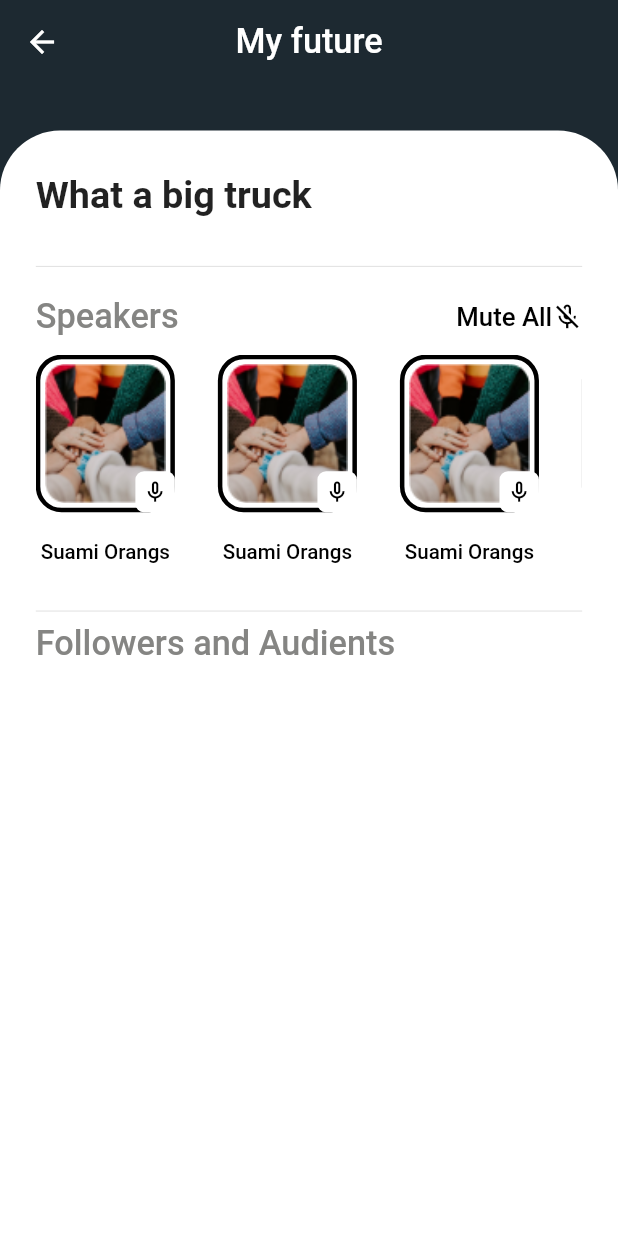
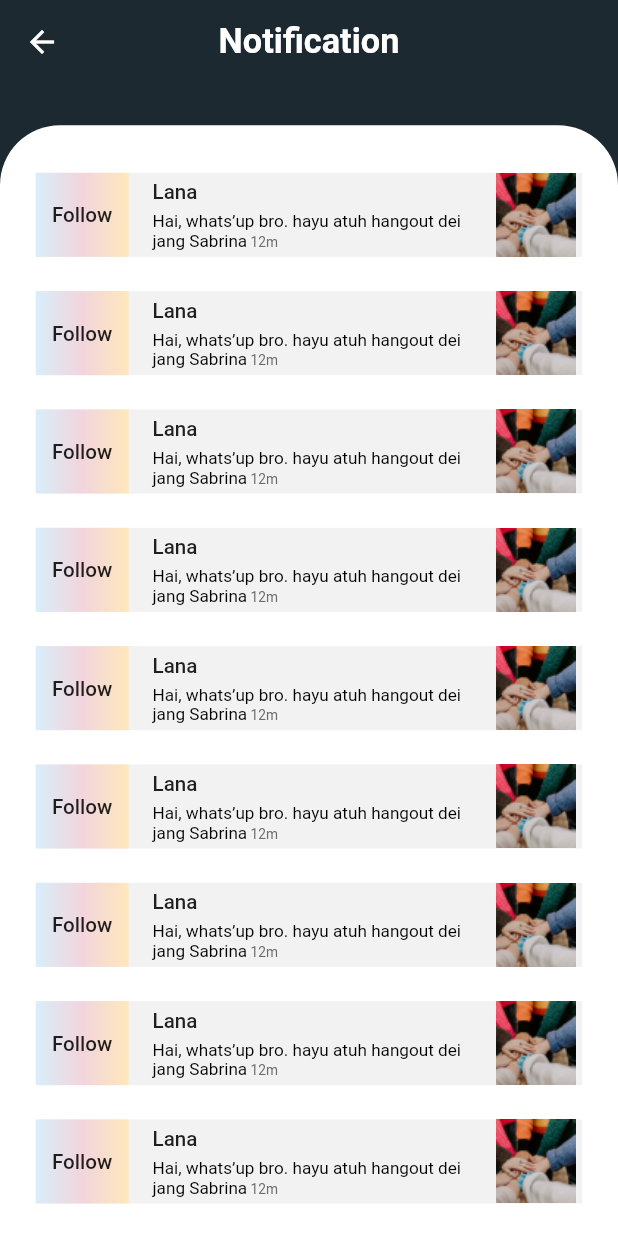
Before and after one commit to TalhaShakel/Chat-Gpt, a Flutter app: the screen it shows after launch, on a phone screen of 412 x 824 dp. Run offline on Flutter 3.47's test engine with Material 2 defaults, Android fonts, the phone set to English and light mode, and no system bars; our stand-ins replace cloud_firestore, firebase_auth, firebase_core, firebase_storage, flutter_easyloading, flutter_screenutil and 5 more; missing offline and left inert: dart:ffi; accounts and stored records are empty.

Commit message:
Notification ZJ

```diff
--- a/lib/Screens/HomeScreens/HomebottomSheet.dart
+++ b/lib/Screens/HomeScreens/HomebottomSheet.dart
@@ -99,6 +99,7 @@ class HomebottomSheet extends StatelessWidget {
                   crossAxisCount: 2,
                   mainAxisSpacing: 10,
                   crossAxisSpacing: 10,
+                  physics: ScrollPhysics(),
                   shrinkWrap: true,
                   scrollDirection: Axis.vertical,
                   children: List.generate(18, (index) {
--- /dev/null
+++ b/lib/Screens/HomeScreens/NotificationScreen.dart
@@ -0,0 +1,144 @@
+import 'package:flutter/material.dart';
+import 'package:flutter/src/widgets/container.dart';
+import 'package:flutter/src/widgets/framework.dart';
+import 'package:flutter_screenutil/flutter_screenutil.dart';
+import 'package:get/get.dart';
+import 'package:spoot_light/Constants/ColorConstants.dart';
+import 'package:velocity_x/velocity_x.dart';
+
+class NotificationScreen extends StatelessWidget {
+  const NotificationScreen({super.key});
+
+  @override
+  Widget build(BuildContext context) {
+    return Scaffold(
+      backgroundColor: Color(0xff1d2931),
+      appBar: AppBar(
+        backgroundColor: Color(0xff1d2931),
+        elevation: 0,
+        title: Text(
+          "Notification",
+          style: TextStyle(fontWeight: FontWeight.w600, fontSize: 20.sp),
+        ),
+        leading: GestureDetector(
+            onTap: () {
+              Get.back();
+            },
+            child: Icon(Icons.arrow_back)),
+        centerTitle: true,
+      ),
+      body: SingleChildScrollView(
+          child: Column(
+        children: [
+          23.h.heightBox,
+          Container(
+              height: Get.height.h,
+              width: Get.width.w,
+              decoration: BoxDecoration(
+                color: Colors.white,
+                borderRadius: BorderRadius.only(
+                    topRight: Radius.circular(40.0),
+                    topLeft: Radius.circular(40.0)),
+              ),
+              child: Padding(
+                padding: EdgeInsets.symmetric(horizontal: 20.h),
+                child: Column(
+                    crossAxisAlignment: CrossAxisAlignment.start,
+                    children: [
+                      17.h.heightBox,
+                      notifierContainer(),
+                      notifierContainer(),
+                      notifierContainer(),
+                      notifierContainer(),
+                      notifierContainer(),
+                      notifierContainer(),
+                      notifierContainer(),
+                      notifierContainer(),
+                      notifierContainer(),
+                    ]),
+              )),
+        ],
+      )),
+    );
+  }
+
+  Padding notifierContainer() {
+    return Padding(
+      padding: EdgeInsets.symmetric(vertical: 10.w),
+      child: Container(
+        width: Get.width,
+        color: Color(0xffF2F2F2),
+        child: ListTile(
+          contentPadding: EdgeInsets.symmetric(vertical: 0.w, horizontal: 0.h),
+          // dense: true,
+          tileColor: Color(0xffF2F2F2),
+          focusColor: Color(0xffF2F2F2),
+          minLeadingWidth: 2,
+          leading: Container(
+            height: 57.h,
+            width: 54.w,
+            decoration: BoxDecoration(
+              gradient: LinearGradient(
+                  begin: Alignment.centerLeft,
+                  end: Alignment.centerRight,
+                  colors: ConstColors.btnColor),
+            ),
+            child: Center(
+                child: Text(
+              "Follow",
+              style: TextStyle(fontSize: 12.sp, fontWeight: FontWeight.w500),
+            )),
+          ),
+          title: Column(
+            crossAxisAlignment: CrossAxisAlignment.start,
+            children: [
+              Text(
+                "Lana",
+                style: TextStyle(fontSize: 12.sp, fontWeight: FontWeight.w500),
+              ),
+              4.h.heightBox,
+              RichText(
+                text: TextSpan(
+                    text:
+                        'Hai, whats’up bro. hayu atuh hangout dei jang Sabrina',
+                    style: TextStyle(
+                        color: Colors.black,
+                        fontWeight: FontWeight.w400,
+                        fontSize: 10.sp),
+                    children: [
+                      TextSpan(
+                        text: " 12m",
+                        style: TextStyle(
+                            color: Color(0xff6C6C6C),
+                            fontWeight: FontWeight.w400,
+                            fontSize: 8.sp),
+                      )
+                    ]),
+              ),
+            ],
+          ),
+          // subtitle: RichText(
+          //   text: TextSpan(
+          //       text:
+          //           'Hai, whats’up bro. hayu atuh hangout dei jang Sabrina',
+          //       style: TextStyle(
+          //           color: Colors.black,
+          //           fontWeight: FontWeight.w400,
+          //           fontSize: 10.sp),
+          //       children: [
+          //         TextSpan(
+          //           text: " 12m",
+          //           style: TextStyle(
+          //               color: Color(0xff6C6C6C),
+          //               fontWeight: FontWeight.w400,
+          //               fontSize: 8.sp),
+          //         )
+          //       ]),
+          // ),
+          trailing: Container(
+              height: 57.h, width: 54.w, child: Image.asset("assets/cw.png")),
+        ),
+      ),
+    );
+  }
+}
--- a/lib/Screens/HomeScreens/ToDoListScreen/todolistScreen.dart
+++ b/lib/Screens/HomeScreens/ToDoListScreen/todolistScreen.dart
@@ -12,8 +12,7 @@ class ToDoList extends StatelessWidget {
 
   @override
   Widget build(BuildContext context) {
-    return SafeArea(
-      child: Scaffold(
+    return Scaffold(
       backgroundColor: Color(0xff1d2931),
       body: SingleChildScrollView(
         child: Column(
@@ -145,7 +144,6 @@ class ToDoList extends StatelessWidget {
           ],
         ),
       ),
-      ),
     );
   }
 
--- a/lib/Screens/MainHomeScreen/MainHomeScreen.dart
+++ b/lib/Screens/MainHomeScreen/MainHomeScreen.dart
@@ -5,6 +5,7 @@ import 'package:spoot_light/Constants/ColorConstants.dart';
 import 'package:spoot_light/Controller/Maincontrollers.dart';
 import 'package:spoot_light/Screens/AI_Screens/AIScreen.dart';
 import 'package:spoot_light/Screens/HomeScreens/HomeScreen.dart';
+import 'package:spoot_light/Screens/HomeScreens/NotificationScreen.dart';
 
 class MainHomeScreen extends StatelessWidget {
   MainHomeScreen({super.key});
@@ -13,8 +14,7 @@ class MainHomeScreen extends StatelessWidget {
   // int _selectIndex = 0;
   static List<Widget> _widgetOptions = <Widget>[
     HomeScreen(),
-    HomeScreen(),
-    // HomeScreen(),
+    NotificationScreen(),
     AIScreen(),
     HomeScreen(),
     HomeScreen(),
--- a/lib/main.dart
+++ b/lib/main.dart
@@ -11,7 +11,9 @@ import 'package:spoot_light/Screens/AudioRoomScreens/AudioRoomScreen.dart';
 import 'package:spoot_light/Screens/AudioRoomScreens/AudioSpaceComment.dart';
 import 'package:spoot_light/Screens/AudioRoomScreens/AudioSpaceScreen.dart';
 import 'package:spoot_light/Screens/AudioRoomScreens/MyAudioRoomHost.dart';
+import 'package:spoot_light/Screens/AudioRoomScreens/RoomChatScreen.dart';
 import 'package:spoot_light/Screens/HomeScreens/ExploreMemoriesScreen.dart';
+import 'package:spoot_light/Screens/HomeScreens/NotificationScreen.dart';
 import 'package:spoot_light/Screens/MainHomeScreen/MainHomeScreen.dart';
 import 'package:spoot_light/Screens/HomeScreens/HomeScreen.dart';
 import 'package:spoot_light/Screens/HomeScreens/ToDoListScreen/AddNewtodoList.dart';
@@ -50,7 +52,7 @@ class MyApp extends StatelessWidget {
         builder: (context, child) {
           return GetMaterialApp(
             builder: EasyLoading.init(),
-            home: MyAudioRoomHost(),
+            home: NotificationScreen(),
             debugShowCheckedModeBanner: false,
           );
         });
```
Also changed, not shown: lib/Screens/AudioRoomScreens/MyAudioRoomHost.dart (+44 -0 lines), lib/Screens/AudioRoomScreens/RoomChatScreen.dart (added, +296 -0 lines), assets/cw.png (added). Lines whose indentation alone changed are shown as unchanged.
